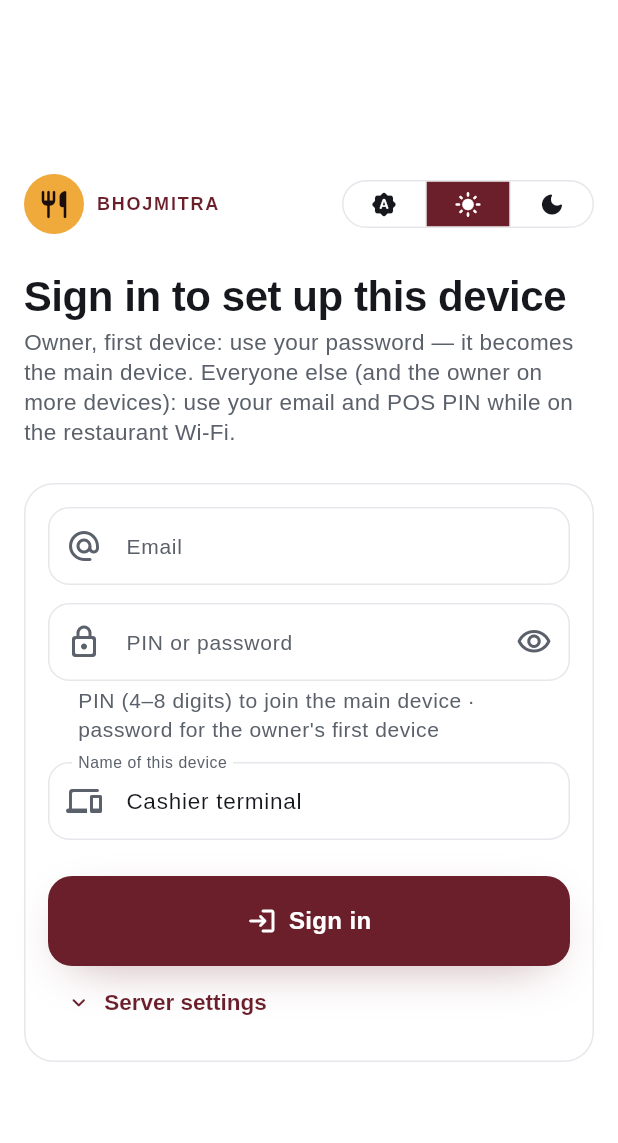
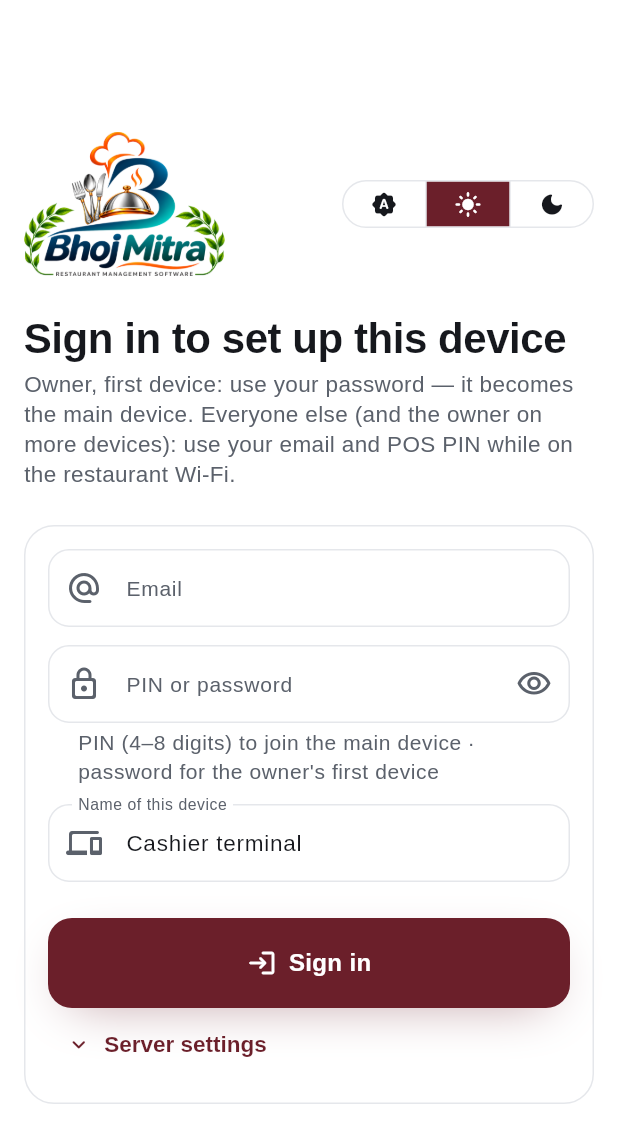
Before and after one commit to gagan-090/R.SaaS, a Flutter app: the DeviceSetupScreen screen opened directly, on a phone screen of 412 x 824 dp. Shown: the top 1143 px of the screen. Run offline on Flutter 3.47's test engine with Material 3 defaults, Android fonts, the phone set to English and light mode, and no system bars; our stand-ins replace basic_utils, drift, file_picker, flutter_riverpod, flutter_secure_storage, go_router and 6 more; missing offline and left inert: cryptography, dart:js_interop, pointycastle, shelf_router; accounts and stored records are empty.

Commit message:
feat(brand): BhojMitra logo on every sign-in, sidebar and top bar; app icons and splash screens for POS and console
Co-Authored-By: Claude Opus 5.5 <noreply@anthropic.com>

```diff
--- a/apps/pos_app/lib/app.dart
+++ b/apps/pos_app/lib/app.dart
@@ -35,7 +35,7 @@ class PosApp extends ConsumerWidget {
       home: AnimatedSwitcher(
         duration: const Duration(milliseconds: 220),
         child: setup.when(
-          loading: () => const Scaffold(key: ValueKey('loading'), body: LoadingState(label: 'Starting…')),
+          loading: () => const Scaffold(key: ValueKey('loading'), backgroundColor: Colors.white, body: Center(child: BhojMitraLogo(height: 160, plate: false))),
           error: (e, _) => Scaffold(key: const ValueKey('error'), body: ErrorState(message: '$e', onRetry: () => ref.invalidate(setupProvider))),
           data: (s) => s == null
               ? const DeviceSetupScreen(key: ValueKey('setup'))
--- a/apps/pos_app/lib/screens/setup_screens.dart
+++ b/apps/pos_app/lib/screens/setup_screens.dart
@@ -26,16 +26,7 @@ final pairFnProvider = Provider<Future<String> Function(PairingPayload, String n
 class _Brand extends StatelessWidget {
   const _Brand();
   @override
-  Widget build(BuildContext context) => Row(mainAxisSize: MainAxisSize.min, children: [
-        Container(
-          width: 40,
-          height: 40,
-          decoration: BoxDecoration(color: HPColors.saffron, shape: BoxShape.circle),
-          child: Icon(Icons.restaurant_rounded, color: HPColors.onSaffron, size: 22),
-        ),
-        const SizedBox(width: HPSpace.sm),
-        Text('BHOJMITRA', style: HPType.overline(context.hp.accentInk)),
-      ]);
+  Widget build(BuildContext context) => const BhojMitraLogo(height: 96);
 }
 
 /// S1 Device setup — one sign-in, no "join a hub" choice:
@@ -620,7 +611,9 @@ class _StaffLoginScreenState extends ConsumerState<StaffLoginScreen> with Single
   }
 
   Widget _pickUser(List<Json> staff, HPPalette p, bool narrow) => Column(key: const ValueKey('pick'), children: [
-        const BrandLogo(height: 72, maxWidth: 220),
+        const BhojMitraLogo(height: 88),
+        const SizedBox(height: HPSpace.sm),
+        const BrandLogo(height: 56, maxWidth: 200),
         if (ref.watch(posLookProvider).valueOrNull case (:final name, :final brand) when brand != null && name.isNotEmpty) ...[
           const SizedBox(height: HPSpace.sm),
           Text(HPType.heading(name), key: const Key('brand-name'), style: HPType.titleCard(p.accentInk), textAlign: TextAlign.center),
--- a/packages/ui_kit/lib/rsaas_ui_kit.dart
+++ b/packages/ui_kit/lib/rsaas_ui_kit.dart
@@ -1,6 +1,7 @@
 /// "BhojMitra" design system — follow STYLE.md for every screen.
 library;
 
+export 'src/brand.dart';
 export 'src/components.dart';
 export 'src/floor.dart';
 export 'src/format.dart';
--- /dev/null
+++ b/packages/ui_kit/lib/src/brand.dart
@@ -0,0 +1,41 @@
+import 'package:flutter/material.dart';
+
+/// The BhojMitra logo (assets/brand/bhojmitra_logo.png, transparent, about 1.39 : 1).
+/// Shown on every sign-in screen, sidebar and top bar of the POS and the console.
+/// Its navy lettering is made for a light ground, so on a dark one it sits on a white plate.
+class BhojMitraLogo extends StatelessWidget {
+  const BhojMitraLogo({super.key, this.height = 56, this.plate});
+
+  /// Height of the logo itself (the plate adds a little around it).
+  final double height;
+
+  /// White plate behind the logo; null = only when the theme is dark.
+  final bool? plate;
+
+  static const asset = 'assets/brand/bhojmitra_logo.png';
+  static const package = 'rsaas_ui_kit';
+  static const aspect = 1232 / 884;
+
+  @override
+  Widget build(BuildContext context) {
+    final img = Image.asset(
+      asset,
+      package: package,
+      height: height,
+      width: height * aspect,
+      fit: BoxFit.contain,
+      filterQuality: FilterQuality.medium,
+      semanticLabel: 'BhojMitra',
+      errorBuilder: (_, _, _) => SizedBox(height: height, width: height * aspect),
+    );
+    final onPlate = plate ?? Theme.of(context).brightness == Brightness.dark;
+    if (!onPlate) return KeyedSubtree(key: const Key('bhojmitra-logo'), child: img);
+    final pad = (height * .12).clamp(3.0, 12.0);
+    return Container(
+      key: const Key('bhojmitra-logo'),
+      padding: EdgeInsets.all(pad),
+      decoration: BoxDecoration(color: Colors.white, borderRadius: BorderRadius.circular((height * .18).clamp(6.0, 16.0))),
+      child: img,
+    );
+  }
+}
--- a/packages/ui_kit/pubspec.yaml
+++ b/packages/ui_kit/pubspec.yaml
@@ -18,6 +18,8 @@ dev_dependencies:
   flutter_lints: ^5.0.0
 
 flutter:
+  assets:
+    - assets/brand/bhojmitra_logo.png
   # Liberation Sans (SIL OFL 1.1, fonts/LICENSE-LiberationSans.txt) has Arial's exact letter widths. It is the
   # fallback wherever Arial itself is missing: Flutter web (cannot use the computer's fonts) and Android.
   fonts:
```
Also changed, not shown: apps/admin_web/lib/app.dart (+9 -4 lines), apps/admin_web/lib/screens/auth_screens.dart (+1 -10 lines), apps/pos_app/lib/ui/shell.dart (+11 -11 lines), packages/ui_kit/assets/brand/bhojmitra_logo.png (added), 109 other files.
